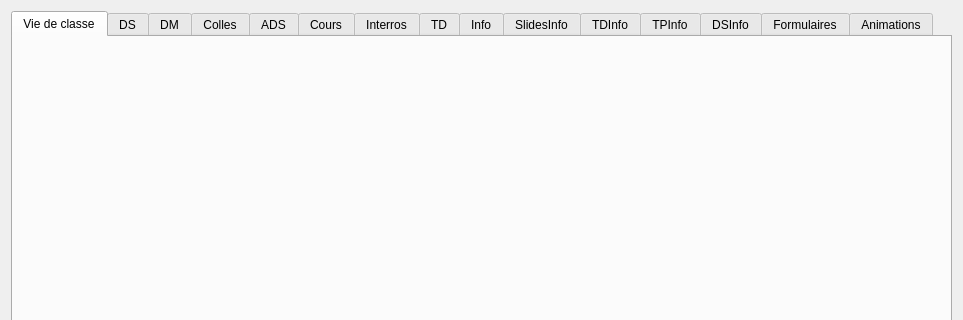
lgarcin/Website, file websiteMPSI.ui: the form before one commit; both pictures show x 0 to 963 and y 0 to 320 of the 963 by 684 pixel window.
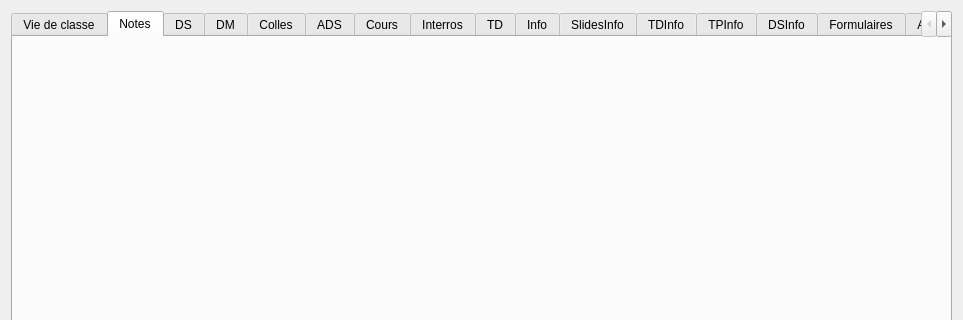
The form after the commit.

```diff
--- a/websiteMPSI.ui
+++ b/websiteMPSI.ui
@@ -17,7 +17,7 @@
    <item>
     <widget class="QTabWidget" name="tabs">
      <property name="currentIndex">
-      <number>0</number>
+            <number>1</number>
      </property>
      <widget class="QWidget" name="tabVieclasse">
       <attribute name="title">
@@ -31,6 +31,18 @@
        </item>
       </layout>
      </widget>
+          <widget class="QWidget" name="tabNotes">
+            <attribute name="title">
+              <string>Notes</string>
+            </attribute>
+            <layout class="QHBoxLayout" name="layoutNotes">
+              <item>
+                <widget class="QWidget" name="gridNotes" native="true">
+                  <layout class="QGridLayout" name="formNotes"/>
+                </widget>
+              </item>
+            </layout>
+          </widget>
      <widget class="QWidget" name="tabDS">
       <attribute name="title">
        <string>DS</string>
```
Left out of the diff: 32 changed lines with no effect on the pictures. Lines whose indentation alone changed are shown as unchanged.
